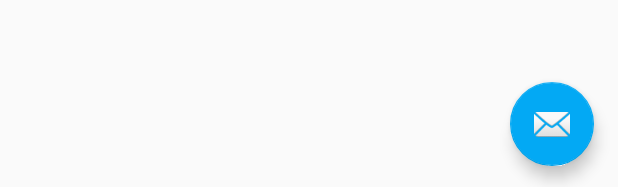
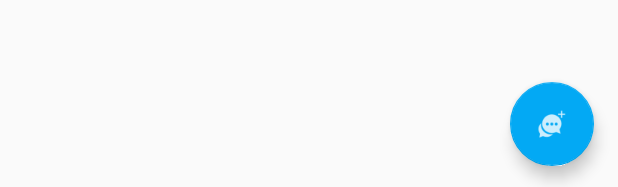
Before and after one commit to carlos-martin/OffiMate-Android, an Android app: the layout app_bar_main.xml on its own in the app's theme, with its tools: preview values and no code run, on a phone screen of 412 x 824 dp. Shown: the part 1046-1233 px from the top of the screen. Run offline under Robolectric (Android 15) with nearby library versions, the phone set to English and light mode, and no system bars.

Commit message:
OffiMate: Added new channel icon

```diff
--- a/app/src/main/res/layout/app_bar_main.xml
+++ b/app/src/main/res/layout/app_bar_main.xml
@@ -28,6 +28,6 @@
         android:layout_height="wrap_content"
         android:layout_gravity="bottom|end"
         android:layout_margin="@dimen/fab_margin"
-        app:srcCompat="@android:drawable/ic_dialog_email" />
+        app:srcCompat="@drawable/ic_action_new_chat" />
 
 </android.support.design.widget.CoordinatorLayout>
```
Also changed, not shown: app/src/main/res/drawable-hdpi/ic_action_new_chat.png (added), app/src/main/res/drawable-mdpi/ic_action_new_chat.png (added), app/src/main/res/drawable-xhdpi/ic_action_new_chat.png (added), app/src/main/res/drawable-xxhdpi/ic_action_new_chat.png (added).
